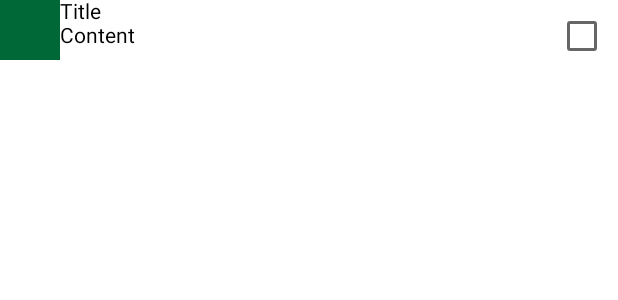
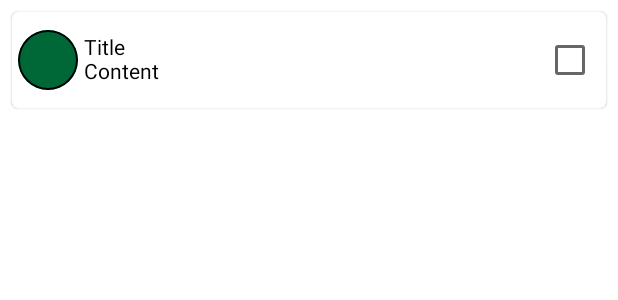
Before and after one commit to yoshixmk/jetnotes, an Android app built with Jetpack Compose: the @Preview function NotePreview, on a phone screen of 412 x 824 dp. Shown: the top 300 px of the screen. Run offline under Robolectric (Android 15) with nearby library versions, the phone set to English and light mode, and no system bars.

Commit message:
create note using note color. centering

```diff
--- a/app/src/main/java/com/yourcompany/android/jetnotes/ui/components/Note.kt
+++ b/app/src/main/java/com/yourcompany/android/jetnotes/ui/components/Note.kt
@@ -1,32 +1,45 @@
 package com.yourcompany.android.jetnotes.ui.components
 
 import androidx.compose.foundation.background
-import androidx.compose.foundation.layout.Box
 import androidx.compose.foundation.layout.Column
 import androidx.compose.foundation.layout.Row
 import androidx.compose.foundation.layout.fillMaxWidth
+import androidx.compose.foundation.layout.heightIn
 import androidx.compose.foundation.layout.padding
-import androidx.compose.foundation.layout.size
+import androidx.compose.foundation.shape.RoundedCornerShape
 import androidx.compose.material.Checkbox
 import androidx.compose.material.Text
 import androidx.compose.runtime.Composable
+import androidx.compose.ui.Alignment
 import androidx.compose.ui.Modifier
+import androidx.compose.ui.draw.shadow
+import androidx.compose.ui.graphics.Color
 import androidx.compose.ui.tooling.preview.Preview
 import androidx.compose.ui.unit.dp
 import com.yourcompany.android.jetnotes.theme.green
 
 @Composable
 fun Note() {
+  val backgroundShape = RoundedCornerShape(4.dp)
   Row(
-    modifier = Modifier.fillMaxWidth()
+    modifier = Modifier
+      .padding(8.dp)
+      .shadow(1.dp, backgroundShape)
+      .fillMaxWidth()
+      .heightIn(min = 64.dp)
+      .background(color = Color.White, shape = backgroundShape)
   ) {
-    Box(
-      modifier = Modifier
-        .size(40.dp)
-        .background(green)
+    NoteColor(
+      modifier = Modifier.align(Alignment.CenterVertically),
+      color = green,
+      size = 40.dp,
+      padding = 4.dp,
+      border = 1.dp
     )
     Column(
-      modifier = Modifier.weight(1f)
+      modifier = Modifier
+        .weight(1f)
+        .align(Alignment.CenterVertically)
     ) {
       Text(text = "Title", maxLines = 1)
       Text(text = "Content", maxLines = 1)
@@ -34,7 +47,9 @@ fun Note() {
     Checkbox(
       checked = false,
       onCheckedChange = { },
-      modifier = Modifier.padding(start = 8.dp)
+      modifier = Modifier
+        .padding(start = 8.dp)
+        .align(Alignment.CenterVertically)
     )
   }
 }
--- a/app/src/main/java/com/yourcompany/android/jetnotes/ui/components/NoteColor.kt
+++ b/app/src/main/java/com/yourcompany/android/jetnotes/ui/components/NoteColor.kt
@@ -18,13 +18,14 @@ import androidx.compose.ui.unit.dp
 
 @Composable
 fun NoteColor(
+  modifier: Modifier = Modifier,
   color: Color,
   size: Dp,
   padding: Dp = 0.dp,
   border: Dp,
 ) {
   Box(
-    modifier = Modifier
+    modifier = modifier
       .padding(padding)
       .size(size)
       .clip(CircleShape)
```
